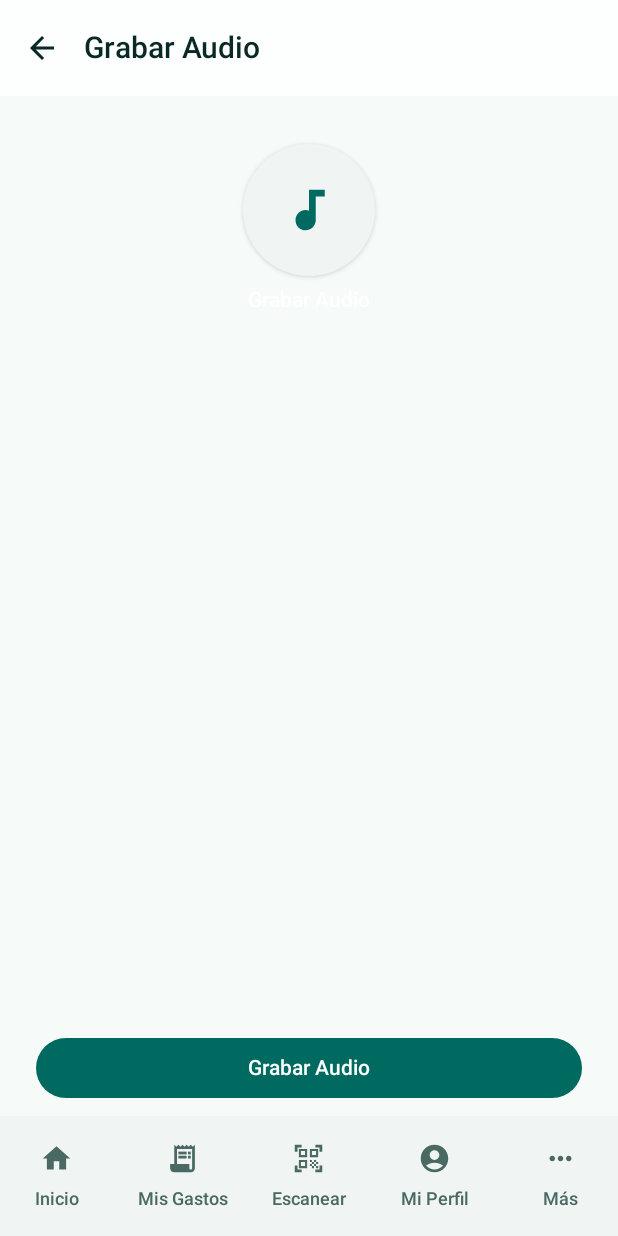
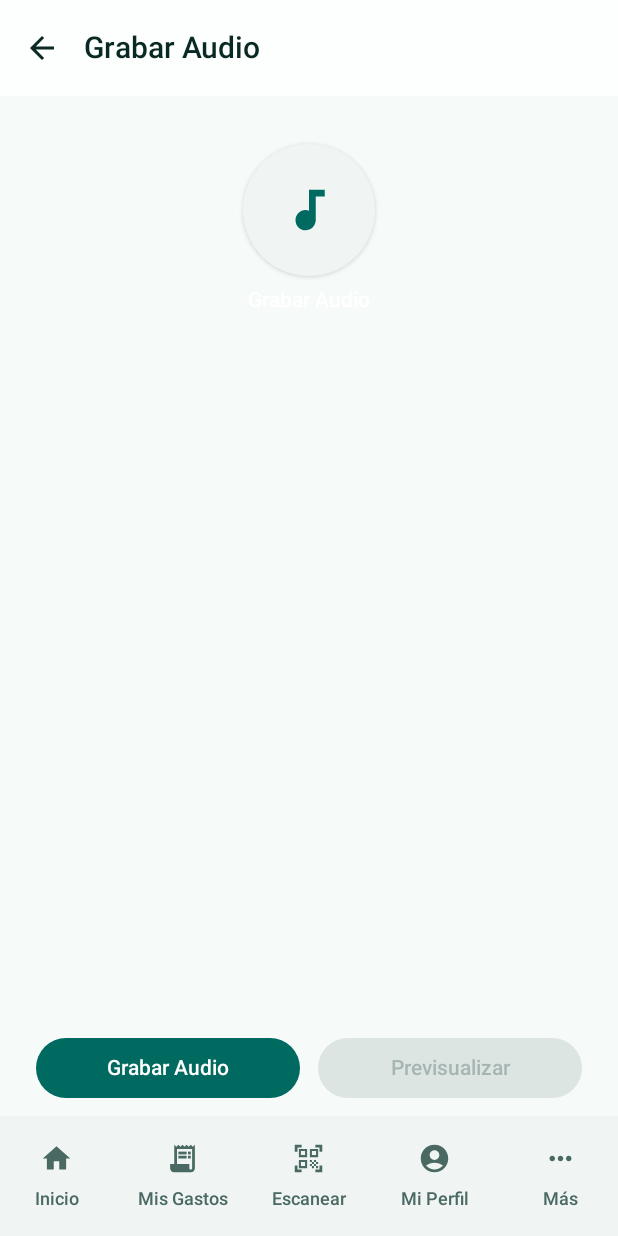
Before and after one commit to UTN-FRBA-Mobile/TicketScan, an Android app built with Jetpack Compose: the RecordAudioScreen screen opened through its navigation route, on a phone screen of 412 x 824 dp. Run offline under Robolectric (Android 15) with nearby library versions, the phone set to English and light mode, and no system bars.

Commit message:
previewed scan ticket option available

```diff
--- a/app/src/main/java/com/example/ticketscan/ui/screens/RecordAudioScreen.kt
+++ b/app/src/main/java/com/example/ticketscan/ui/screens/RecordAudioScreen.kt
@@ -6,6 +6,7 @@ import android.os.Build
 import androidx.activity.compose.rememberLauncherForActivityResult
 import androidx.activity.result.contract.ActivityResultContracts
 import androidx.annotation.RequiresApi
+import androidx.compose.foundation.layout.Arrangement
 import androidx.compose.foundation.layout.Box
 import androidx.compose.foundation.layout.Column
 import androidx.compose.foundation.layout.Spacer
@@ -14,6 +15,8 @@ import androidx.compose.foundation.layout.fillMaxWidth
 import androidx.compose.foundation.layout.height
 import androidx.compose.foundation.layout.padding
 import androidx.compose.foundation.layout.size
+import androidx.compose.foundation.layout.Row
+import androidx.compose.foundation.layout.width
 import androidx.compose.foundation.lazy.LazyColumn
 import androidx.compose.foundation.lazy.items
 import androidx.compose.material.icons.Icons
@@ -51,8 +54,9 @@ fun RecordAudioScreen(
     var isRecording by remember { mutableStateOf(false) }
     var recorder: MediaRecorder? by remember { mutableStateOf(null) }
     var currentFile: File? by remember { mutableStateOf(null) }
+    var lastRecordedFile by remember { mutableStateOf<File?>(null) }
+    var pendingAudioFile by remember { mutableStateOf<File?>(null) }
 
-    // Handle navigation when ticket is created
     LaunchedEffect(createdTicket) {
         createdTicket?.let { ticketId ->
             navController.navigate("ticket/$ticketId")
@@ -60,7 +64,6 @@ fun RecordAudioScreen(
         }
     }
 
-    // Permission
     var hasAudioPermission by remember { mutableStateOf(false) }
     val permissionLauncher = rememberLauncherForActivityResult(
         ActivityResultContracts.RequestPermission()
@@ -137,6 +140,7 @@ fun RecordAudioScreen(
                     Spacer(modifier = Modifier.weight(1f))
                 }
 
+                Row(modifier = Modifier.fillMaxWidth(), horizontalArrangement = Arrangement.Center) {
                     Button(
                         onClick = {
                             if (!isRecording) {
@@ -176,6 +180,7 @@ fun RecordAudioScreen(
                                     recorder = null
                                     currentFile?.let { file ->
                                         vm.analyzeAudio(file)
+                                        lastRecordedFile = file
                                     }
                                     currentFile = null
                                 } catch (e: Exception) {
@@ -185,10 +190,25 @@ fun RecordAudioScreen(
                         },
                         enabled = /* no explicit permission check here, system will request */ !isLoading,
                         modifier = Modifier
-                        .fillMaxWidth()
+                            .weight(1f)
                             .padding(vertical = 8.dp)
                     ) {
                         Text(if (isRecording) "Detener grabación" else "Grabar Audio")
+                    }
+
+                    Spacer(modifier = Modifier.width(12.dp))
+
+                    Button(
+                        onClick = {
+                            lastRecordedFile?.let { file -> pendingAudioFile = file }
+                        },
+                        enabled = !isRecording && lastRecordedFile != null,
+                        modifier = Modifier
+                            .weight(1f)
+                            .padding(vertical = 8.dp)
+                    ) {
+                        Text("Previsualizar")
+                    }
                 }
 
                 if (canContinue) {
@@ -203,6 +223,15 @@ fun RecordAudioScreen(
                     }
                 }
             }
+
+            pendingAudioFile?.let { file ->
+                AudioPreviewDialog(
+                    audioFile = file,
+                    onClose = {
+                        pendingAudioFile = null
+                    }
+                )
             }
         }
     }
+}
```
Also changed, not shown: app/src/main/java/com/example/ticketscan/ui/screens/CameraScanScreen.kt (+45 -9 lines), app/src/main/java/com/example/ticketscan/ui/screens/PreviewDialogs.kt (added, +114 -0 lines). Lines whose indentation alone changed are shown as unchanged.
